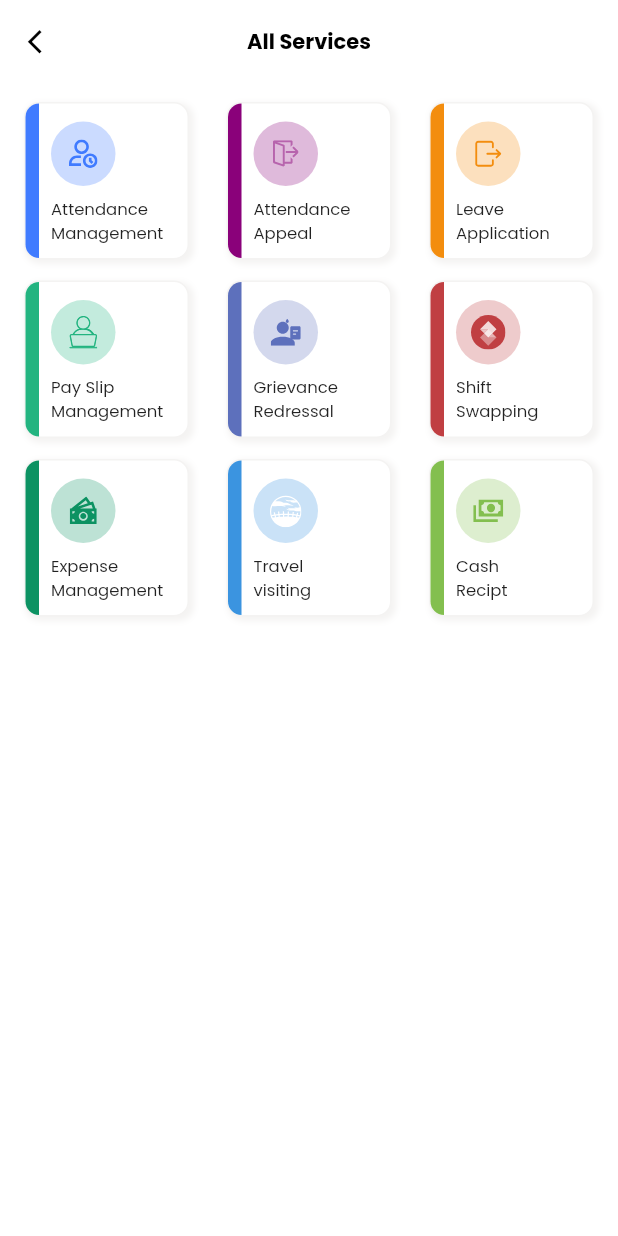
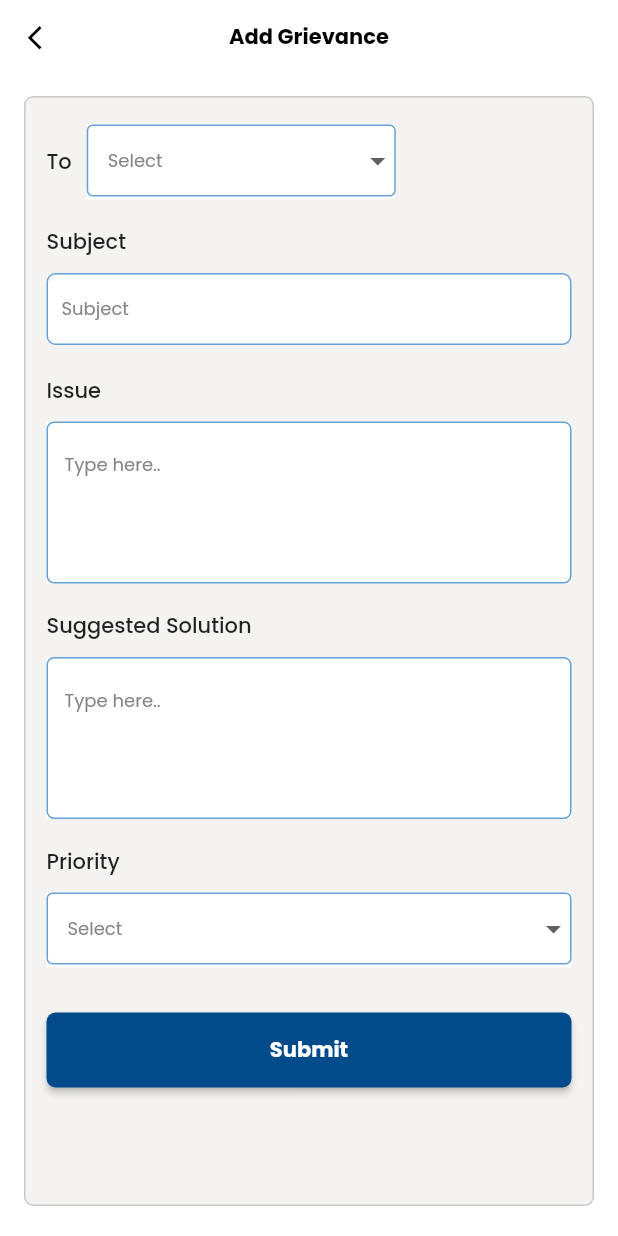
Before and after one commit to susan040/hr_management, a Flutter app: the AllServicesScreen screen opened directly, after a tap on "Grievance", on a phone screen of 412 x 824 dp. Run offline on Flutter 3.47's test engine with Material 3 defaults, Android fonts, the phone set to English and light mode, and no system bars; our stand-ins replace cached_network_image, file_picker, fl_chart, flutter_svg, get, image_picker and 2 more; network calls fail.

Commit message:
completed grievance

```diff
--- a/lib/utils/image_path.dart
+++ b/lib/utils/image_path.dart
@@ -70,4 +70,5 @@ class ImagePath {
   static const String tA = "$baseImagePath/TA.png";
   static const String travelIcon = "$baseImagePath/travel.png";
   static const String noImage = "$baseImagePath/no_image.png";
+  static const String grievanceSuccess = "$baseImagePath/grievance_success.png";
 }
--- a/lib/views/dashboard/home_screen.dart
+++ b/lib/views/dashboard/home_screen.dart
@@ -10,6 +10,7 @@ import 'package:hr_management/views/attendence_appeal/appeal_history_screen.dart
 import 'package:hr_management/views/attendence_management/attendance_history_screen.dart';
 import 'package:hr_management/views/dashboard/all_services_screen.dart';
 import 'package:hr_management/views/dashboard/notification_screen.dart';
+import 'package:hr_management/views/grievance/add_grievance_screen.dart';
 import 'package:hr_management/views/leave_application/leave_history_screen.dart';
 import 'package:hr_management/views/shift_swapping/your_shift_screen.dart';
 import 'package:hr_management/widgets/services_widgets.dart';
@@ -290,7 +291,9 @@ class HomeScreen extends StatelessWidget {
                       iconPath: ImagePath.grievance,
                       title: "Grievance",
                       subtitle: "Redressal",
-                      onTap: () {},
+                      onTap: () {
+                        Get.to(() => AddGrievanceScreen());
+                      },
                     ),
                     ServicesWidget(
                       iconContainerColor: AppColors.darkRed,
--- /dev/null
+++ b/lib/views/grievance/add_grievance_screen.dart
@@ -0,0 +1,277 @@
+import 'package:flutter/material.dart';
+import 'package:get/get.dart';
+import 'package:hr_management/controller/dashboard/grievance_redressal_controller.dart';
+import 'package:hr_management/utils/colors.dart';
+import 'package:hr_management/utils/custom_text_style.dart';
+import 'package:hr_management/views/grievance/grievance_success_screen.dart';
+import 'package:hr_management/widgets/custom/custom_textfield.dart';
+import 'package:hr_management/widgets/custom/elevated_button.dart';
+
+class AddGrievanceScreen extends StatelessWidget {
+  final c = Get.put(GrievanceRedressalController());
+  AddGrievanceScreen({super.key});
+
+  @override
+  Widget build(BuildContext context) {
+    return Scaffold(
+        backgroundColor: AppColors.extraWhite,
+        appBar: AppBar(
+          toolbarHeight: 50,
+          elevation: 0,
+          backgroundColor: AppColors.extraWhite,
+          leading: InkWell(
+              onTap: () {
+                Get.back();
+              },
+              child: Icon(
+                Icons.arrow_back_ios,
+                size: 19,
+                color: Colors.black,
+              )),
+          centerTitle: true,
+          title: Text(
+            "Add Grievance",
+            style: CustomTextStyles.f14W600(color: AppColors.textColor),
+          ),
+        ),
+        body: Container(
+          margin: EdgeInsets.only(left: 16, right: 16, top: 14, bottom: 20),
+          padding: EdgeInsets.only(left: 14, right: 14, top: 18),
+          width: double.infinity,
+          decoration: BoxDecoration(
+              border: Border.all(width: 1, color: AppColors.borderColor),
+              color: AppColors.lGrey,
+              borderRadius: BorderRadius.circular(6)),
+          child: Form(
+              child: Column(
+            crossAxisAlignment: CrossAxisAlignment.start,
+            children: [
+              Row(
+                children: [
+                  Text(
+                    "To",
+                    style: CustomTextStyles.f14W500(),
+                  ),
+                  SizedBox(width: 10),
+                  Theme(
+                    data: Theme.of(context)
+                        .copyWith(canvasColor: AppColors.extraWhite),
+                    child: Obx(() => Container(
+                          height: 50,
+                          width: Get.width / 2,
+                          color: AppColors.extraWhite,
+                          child: DropdownButtonFormField<String>(
+                            validator: (value) {
+                              if (value == null || value.isEmpty) {
+                                return 'This field is required';
+                              }
+                              return null;
+                            },
+                            value: c.selectLeaveType.value.isEmpty
+                                ? null
+                                : c.selectLeaveType.value,
+                            hint: Text(
+                              "Select",
+                              style: CustomTextStyles.f12W400(
+                                  color: AppColors.secondaryTextColor),
+                            ),
+                            decoration: const InputDecoration(
+                              contentPadding: EdgeInsets.only(
+                                  bottom: 10, left: 14, right: 14),
+                              enabledBorder: OutlineInputBorder(
+                                borderSide: BorderSide(
+                                    color: AppColors.secondaryColor, width: 1),
+                              ),
+                              focusedBorder: OutlineInputBorder(
+                                borderSide: BorderSide(
+                                    color: AppColors.primaryColor, width: 1),
+                              ),
+                              errorBorder: OutlineInputBorder(
+                                borderSide:
+                                    BorderSide(color: Colors.red, width: 1),
+                              ),
+                              focusedErrorBorder: OutlineInputBorder(
+                                borderSide:
+                                    BorderSide(color: Colors.red, width: 1),
+                              ),
+                            ),
+                            items: c.leaveTypes
+                                .map((option) => DropdownMenuItem<String>(
+                                      value: option,
+                                      child: Text(
+                                        option,
+                                        style: CustomTextStyles.f12W400(),
+                                      ),
+                                    ))
+                                .toList(),
+                            onChanged: (value) {
+                              c.updateLeaveType(value!);
+                            },
+                          ),
+                        )),
+                  ),
+                ],
+              ),
+              SizedBox(height: 18),
+              Text(
+                "Subject",
+                style: CustomTextStyles.f14W500(),
+              ),
+              SizedBox(height: 10),
+              CustomTextField(
+                  hint: "Subject",
+                  textInputAction: TextInputAction.next,
+                  textInputType: TextInputType.text),
+              SizedBox(height: 18),
+              Text(
+                "Issue",
+                style: CustomTextStyles.f14W500(),
+              ),
+              SizedBox(height: 10),
+              Container(
+                color: AppColors.extraWhite,
+                child: TextFormField(
+                  style:
+                      CustomTextStyles.f12W400(color: AppColors.backGroundDark),
+                  maxLines: 4,
+                  textInputAction: TextInputAction.next,
+                  decoration: InputDecoration(
+                    hintText: "Type here..",
+                    enabledBorder: OutlineInputBorder(
+                      borderRadius: BorderRadius.circular(5),
+                      borderSide: const BorderSide(
+                          width: 1, color: AppColors.secondaryColor),
+                    ),
+                    focusedErrorBorder: OutlineInputBorder(
+                      borderRadius: BorderRadius.circular(5),
+                      borderSide: const BorderSide(
+                          width: 1, color: AppColors.errorColor),
+                    ),
+                    focusedBorder: OutlineInputBorder(
+                      borderRadius: BorderRadius.circular(5),
+                      borderSide: const BorderSide(
+                          width: 1, color: AppColors.primaryColor),
+                    ),
+                    errorBorder: OutlineInputBorder(
+                      borderRadius: BorderRadius.circular(5),
+                      borderSide: const BorderSide(
+                          width: 1, color: AppColors.errorColor),
+                    ),
+                    hintStyle: CustomTextStyles.f12W400(
+                        color: AppColors.secondaryTextColor),
+                  ),
+                  controller: c.reasonController,
+                ),
+              ),
+              SizedBox(height: 18),
+              Text(
+                "Suggested Solution",
+                style: CustomTextStyles.f14W500(),
+              ),
+              SizedBox(height: 10),
+              Container(
+                color: AppColors.extraWhite,
+                child: TextFormField(
+                  style:
+                      CustomTextStyles.f12W400(color: AppColors.backGroundDark),
+                  maxLines: 4,
+                  textInputAction: TextInputAction.next,
+                  decoration: InputDecoration(
+                    hintText: "Type here..",
+                    enabledBorder: OutlineInputBorder(
+                      borderRadius: BorderRadius.circular(5),
+                      borderSide: const BorderSide(
+                          width: 1, color: AppColors.secondaryColor),
+                    ),
+                    focusedErrorBorder: OutlineInputBorder(
+                      borderRadius: BorderRadius.circular(5),
+                      borderSide: const BorderSide(
+                          width: 1, color: AppColors.errorColor),
+                    ),
+                    focusedBorder: OutlineInputBorder(
+                      borderRadius: BorderRadius.circular(5),
+                      borderSide: const BorderSide(
+                          width: 1, color: AppColors.primaryColor),
+                    ),
+                    errorBorder: OutlineInputBorder(
+                      borderRadius: BorderRadius.circular(5),
+                      borderSide: const BorderSide(
+                          width: 1, color: AppColors.errorColor),
+                    ),
+                    hintStyle: CustomTextStyles.f12W400(
+                        color: AppColors.secondaryTextColor),
+                  ),
+                  controller: c.reasonController,
+                ),
+              ),
+              SizedBox(height: 18),
+              Text(
+                "Priority",
+                style: CustomTextStyles.f14W500(),
+              ),
+              SizedBox(height: 10),
+              Theme(
+                data: Theme.of(context)
+                    .copyWith(canvasColor: AppColors.extraWhite),
+                child: Obx(() => Container(
+                      height: 50,
+                      color: AppColors.extraWhite,
+                      child: DropdownButtonFormField<String>(
+                        validator: (value) {
+                          if (value == null || value.isEmpty) {
+                            return 'This field is required';
+                          }
+                          return null;
+                        },
+                        value: c.selectLeaveType.value.isEmpty
+                            ? null
+                            : c.selectLeaveType.value,
+                        hint: Text(
+                          "Select",
+                          style: CustomTextStyles.f12W400(
+                              color: AppColors.secondaryTextColor),
+                        ),
+                        decoration: const InputDecoration(
+                          contentPadding:
+                              EdgeInsets.only(bottom: 10, left: 14, right: 14),
+                          enabledBorder: OutlineInputBorder(
+                            borderSide: BorderSide(
+                                color: AppColors.secondaryColor, width: 1),
+                          ),
+                          focusedBorder: OutlineInputBorder(
+                            borderSide: BorderSide(
+                                color: AppColors.primaryColor, width: 1),
+                          ),
+                          errorBorder: OutlineInputBorder(
+                            borderSide: BorderSide(color: Colors.red, width: 1),
+                          ),
+                          focusedErrorBorder: OutlineInputBorder(
+                            borderSide: BorderSide(color: Colors.red, width: 1),
+                          ),
+                        ),
+                        items: c.leaveTypes
+                            .map((option) => DropdownMenuItem<String>(
+                                  value: option,
+                                  child: Text(
+                                    option,
+                                    style: CustomTextStyles.f12W400(),
+                                  ),
+                                ))
+                            .toList(),
+                        onChanged: (value) {
+                          c.updateLeaveType(value!);
+                        },
+                      ),
+                    )),
+              ),
+              SizedBox(height: 30),
+              CustomElevatedButton(
+                  title: "Submit",
+                  onTap: () {
+                    Get.to(() => GrievanceSuccessScreen());
+                  })
+            ],
+          )),
+        ));
+  }
+}
```
Also changed, not shown: lib/controller/dashboard/grievance_redressal_controller.dart (added, +89 -0 lines), lib/views/dashboard/all_services_screen.dart (+16 -4 lines), lib/views/grievance/grievance_success_screen.dart (added, +59 -0 lines), assets/images/grievance_success.png (added).
